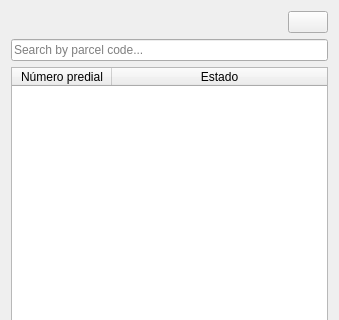
This is asistente_ladm_col/ui/field_data_capture/allocate_parcels_initial_panel_widget.ui in SwissTierrasColombia/Asistente-LADM-COL as Qt 5 draws it before an edit; both pictures show x 0 to 339 and y 0 to 320 of the 339 by 625 pixel window. The edited form follows.
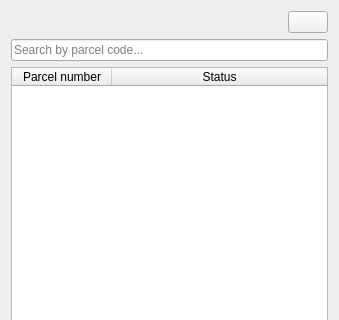
This is the edited form. Icons and pictures are not drawn. Custom widgets are drawn as their Qt base class.

Commit message: [field-data] Make the initial allocation panel reusable; create both Admin and Coord initial panels

Diff of the .ui file:
```diff
--- a/asistente_ladm_col/ui/field_data_capture/allocate_parcels_initial_panel_widget.ui
+++ b/asistente_ladm_col/ui/field_data_capture/allocate_parcels_initial_panel_widget.ui
@@ -134,12 +134,12 @@
        </attribute>
        <column>
         <property name="text">
-         <string>Número predial</string>
+         <string>Parcel number</string>
         </property>
        </column>
        <column>
         <property name="text">
-         <string>Estado</string>
+         <string>Status</string>
         </property>
        </column>
       </widget>
```
Left out of the diff: 4 changed lines with no effect on the pictures. The commit also changes 6 other files.
